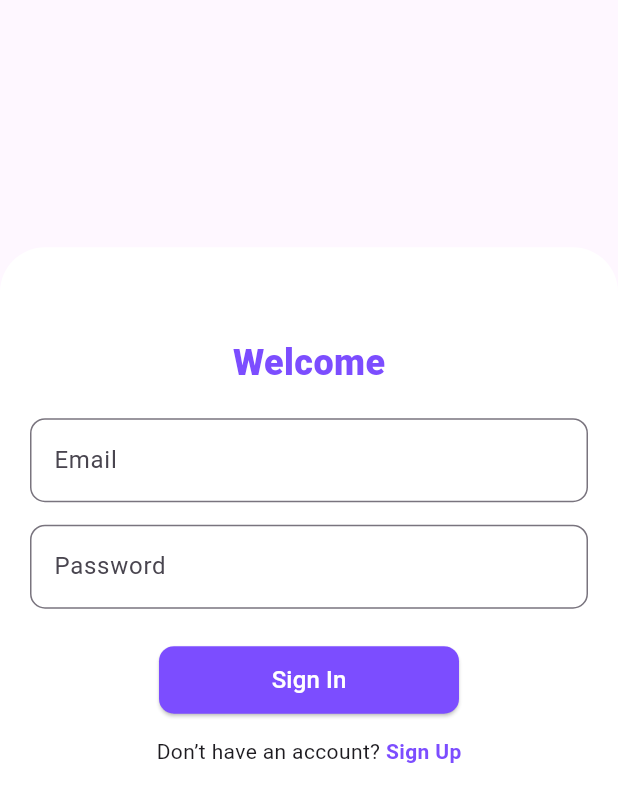
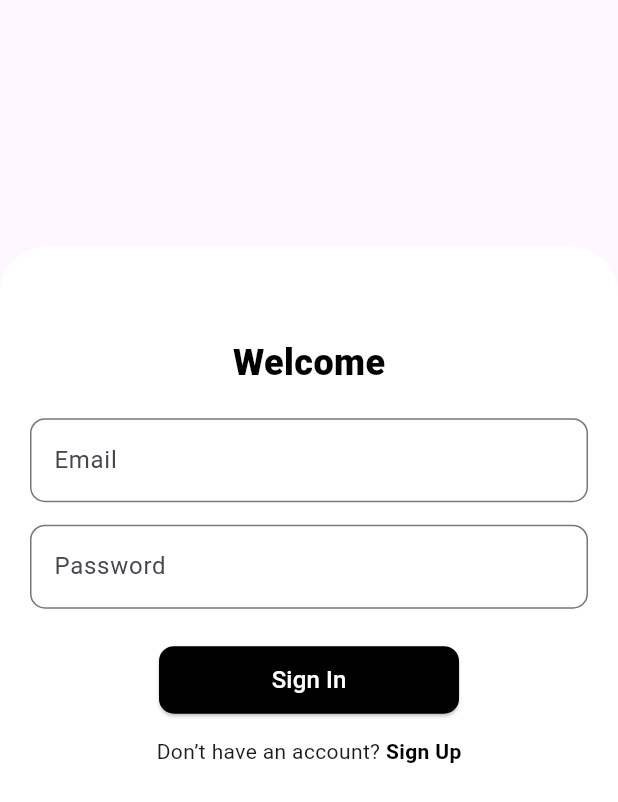
Before and after one commit to thenamanush/FinalProject, a Flutter app: the screen it shows after launch, after a tap on "Log In", on a phone screen of 412 x 824 dp. Shown: the top 802 px of the screen. Run offline on Flutter 3.47's test engine with Material 3 defaults, Android fonts, the phone set to English and light mode, and no system bars; our stand-ins replace flutter_slidable, supabase_flutter; accounts and stored records are empty; network calls fail.

Commit message:
final edit

```diff
--- a/ticktask/lib/main.dart
+++ b/ticktask/lib/main.dart
@@ -1,6 +1,5 @@
 import 'package:flutter/material.dart';
 import 'package:supabase_flutter/supabase_flutter.dart';
-import 'package:ticktask/auth/authgate.dart';
 import 'package:ticktask/pages/homepage.dart';
 import 'package:ticktask/pages/loginpage.dart';
 import 'package:ticktask/pages/signuppage.dart';
--- a/ticktask/lib/pages/loginpage.dart
+++ b/ticktask/lib/pages/loginpage.dart
@@ -67,7 +67,7 @@ class _LoginPageState extends State<LoginPage> {
                       style: TextStyle(
                         fontSize: 24,
                         fontWeight: FontWeight.w800,
-                        color: Colors.deepPurpleAccent,
+                        color: Colors.black,
                       ),
                     ),
                     SizedBox(height: 20),
@@ -101,7 +101,7 @@ class _LoginPageState extends State<LoginPage> {
                       child: ElevatedButton(
                         onPressed: logIn,
                         style: ElevatedButton.styleFrom(
-                          backgroundColor: Colors.deepPurpleAccent,
+                          backgroundColor: Colors.black,
                           shape: RoundedRectangleBorder(
                             borderRadius: BorderRadius.circular(10),
                           ),
@@ -131,7 +131,7 @@ class _LoginPageState extends State<LoginPage> {
                           child: Text(
                             "Sign Up",
                             style: TextStyle(
-                              color: Colors.deepPurpleAccent,
+                              color: Colors.black,
                               fontWeight: FontWeight.bold,
                             ),
                           ),
--- a/ticktask/lib/pages/signuppage.dart
+++ b/ticktask/lib/pages/signuppage.dart
@@ -75,7 +75,7 @@ class _SignUpPageState extends State<SignUpPage> {
                       style: TextStyle(
                         fontSize: 24,
                         fontWeight: FontWeight.w800,
-                        color: Colors.deepPurpleAccent,
+                        color: Colors.black,
                       ),
                     ),
                     SizedBox(height: 20),
@@ -121,7 +121,7 @@ class _SignUpPageState extends State<SignUpPage> {
                       child: ElevatedButton(
                         onPressed: signUp,
                         style: ElevatedButton.styleFrom(
-                          backgroundColor: Colors.deepPurpleAccent,
+                          backgroundColor: Colors.black,
                           shape: RoundedRectangleBorder(
                             borderRadius: BorderRadius.circular(10),
                           ),
@@ -151,7 +151,7 @@ class _SignUpPageState extends State<SignUpPage> {
                           child: Text(
                             "Log In",
                             style: TextStyle(
-                              color: Colors.deepPurpleAccent,
+                              color: Colors.black,
                               fontWeight: FontWeight.bold,
                             ),
                           ),
```
Also changed, not shown: ticktask/lib/auth/authgate.dart (deleted, +0 -29 lines), ticktask/lib/db/tasksDatabase.dart (+9 -14 lines), ticktask/lib/pages/homepage.dart (+16 -6 lines), ticktask/lib/pages/profile_pge.dart (added, +15 -0 lines).
